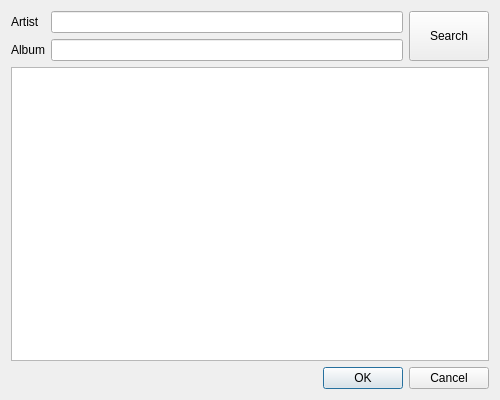
The window that src/dlgcoverartfetcher.ui (cardinot/mixxx) describes before a commit, drawn with Qt 5.
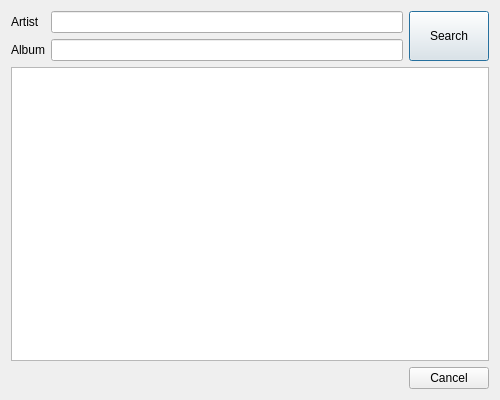
The same window after the commit.

Commit message: dlgcoverartfetcher.ui - improving layout + rename fields

The edit to the form file:
```diff
--- a/src/dlgcoverartfetcher.ui
+++ b/src/dlgcoverartfetcher.ui
@@ -55,14 +55,28 @@
     </layout>
    </item>
    <item>
-    <widget class="QDialogButtonBox" name="buttonBox">
-     <property name="orientation">
-      <enum>Qt::Horizontal</enum>
-     </property>
-     <property name="standardButtons">
-      <set>QDialogButtonBox::Cancel|QDialogButtonBox::Ok</set>
-     </property>
-    </widget>
+    <layout class="QHBoxLayout" name="horizontalLayout">
+     <item>
+      <spacer name="horizontalSpacer">
+       <property name="orientation">
+        <enum>Qt::Horizontal</enum>
+       </property>
+       <property name="sizeHint" stdset="0">
+        <size>
+         <width>40</width>
+         <height>20</height>
+        </size>
+       </property>
+      </spacer>
+     </item>
+     <item>
+      <widget class="QPushButton" name="btnCancel">
+       <property name="text">
+        <string>Cancel</string>
+       </property>
+      </widget>
+     </item>
+    </layout>
    </item>
   </layout>
  </widget>
```
Left out of the diff: 51 changed lines with no effect on the pictures.
